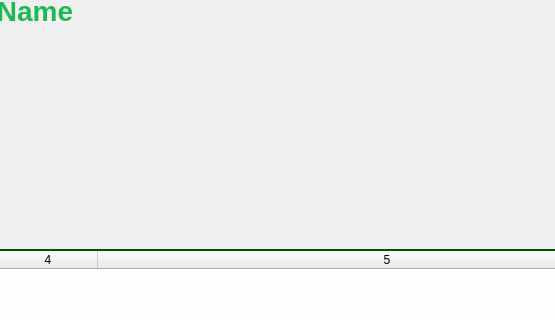
This is albumwindow.ui in aminfooladi/QSpotify as Qt 5 draws it before an edit; both pictures show x 313 to 868 and y 112 to 432 of the 1000 by 700 pixel window. The edited form follows.
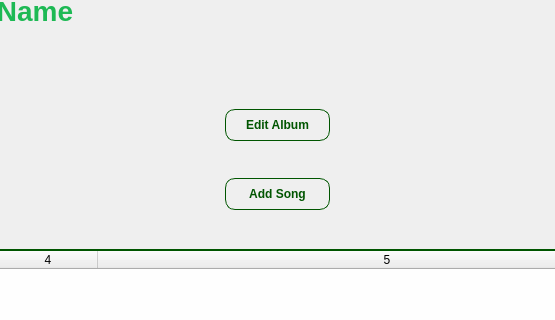
This is the edited form. Icons and pictures are not drawn.

Commit message: add icons to song page

```diff
--- a/albumwindow.ui
+++ b/albumwindow.ui
@@ -123,7 +123,20 @@
          </layout>
         </item>
         <item>
-         <layout class="QGridLayout" name="gridLayout_3" rowstretch="5,6" columnstretch="6,5">
+         <layout class="QGridLayout" name="gridLayout_3" rowstretch="5,6" columnstretch="2,1">
+          <item row="0" column="0">
+           <spacer name="horizontalSpacer">
+            <property name="orientation">
+             <enum>Qt::Orientation::Horizontal</enum>
+            </property>
+            <property name="sizeHint" stdset="0">
+             <size>
+              <width>40</width>
+              <height>20</height>
+             </size>
+            </property>
+           </spacer>
+          </item>
           <item row="0" column="1">
            <widget class="QLabel" name="label">
             <property name="styleSheet">
@@ -149,8 +162,35 @@
             </property>
            </spacer>
           </item>
+          <item row="1" column="0">
+           <layout class="QGridLayout" name="gridLayout_4">
+            <item row="0" column="1">
+             <widget class="QPushButton" name="editAlbumpushButton">
+              <property name="styleSheet">
+               <string notr="true">background: transparent;
+border: 1px solid rgb(0, 85, 0);
+border-radius: 10px;
+padding: 8px 20px;
+color: rgb(0, 85, 0);
+font-weight: bold;
+</string>
+              </property>
+              <property name="text">
+               <string>Edit Album</string>
+              </property>
+              <property name="icon">
+               <iconset theme="QIcon::ThemeIcon::MailMessageNew"/>
+              </property>
+              <property name="iconSize">
+               <size>
+                <width>25</width>
+                <height>25</height>
+               </size>
+              </property>
+             </widget>
+            </item>
           <item row="0" column="0">
-           <spacer name="horizontalSpacer">
+             <spacer name="horizontalSpacer_2">
             <property name="orientation">
              <enum>Qt::Orientation::Horizontal</enum>
             </property>
@@ -161,6 +201,46 @@
              </size>
             </property>
            </spacer>
+            </item>
+            <item row="1" column="1">
+             <widget class="QPushButton" name="addSongpushButton">
+              <property name="styleSheet">
+               <string notr="true">background: transparent;
+border: 1px solid rgb(0, 85, 0);
+border-radius: 10px;
+padding: 8px 20px;
+color: rgb(0, 85, 0);
+font-weight: bold;
+</string>
+              </property>
+              <property name="text">
+               <string>Add Song</string>
+              </property>
+              <property name="icon">
+               <iconset theme="QIcon::ThemeIcon::ListAdd"/>
+              </property>
+              <property name="iconSize">
+               <size>
+                <width>25</width>
+                <height>25</height>
+               </size>
+              </property>
+             </widget>
+            </item>
+            <item row="0" column="2">
+             <spacer name="horizontalSpacer_3">
+              <property name="orientation">
+               <enum>Qt::Orientation::Horizontal</enum>
+              </property>
+              <property name="sizeHint" stdset="0">
+               <size>
+                <width>40</width>
+                <height>20</height>
+               </size>
+              </property>
+             </spacer>
+            </item>
+           </layout>
           </item>
          </layout>
         </item>
```
Left out of the diff: 2 changed lines with no effect on the pictures. Lines whose indentation alone changed are shown as unchanged. The commit also changes 10 other files.
